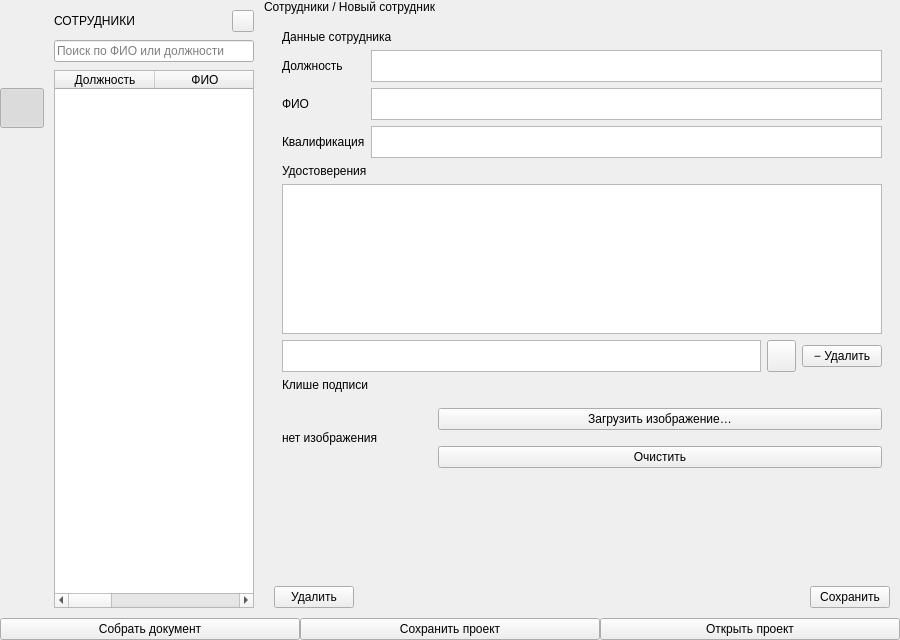
Old version of the form src/ui/designer/constructor_window.ui in the repository bordaregos/Voskresensk_ballons.
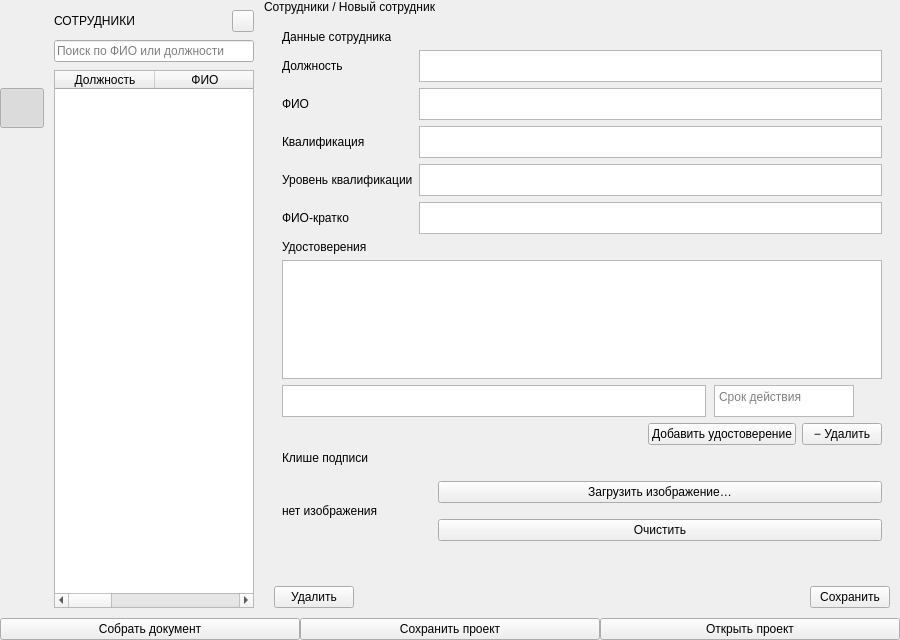
New version of the form. The open tabs and pages were chosen to show the change.

Commit message:
feat: доп. поля сотрудника и переверстка карточки удостоверений
- триггерный чип «Сотрудник N» в реквизитах красится в серый и не
  копируется по клику, когда к нему привязаны данные сотрудника
- в карточке сотрудника: поля «Уровень квалификации», «ФИО-кратко»
  (просмотр), у каждого удостоверения — свой срок действия
- список удостоверений: размер полей и выравнивание как у строки
  ввода, без рамки, с зазором; кнопка «+» заменена на кликабельную
  надпись «Добавить удостоверение».

Diff of the .ui file:
```diff
--- a/src/ui/designer/constructor_window.ui
+++ b/src/ui/designer/constructor_window.ui
@@ -705,6 +705,35 @@
                       <property name="maximumSize"><size><width>16777215</width><height>32</height></size></property>
                      </widget>
                     </item>
+                    <!-- Уровень квалификации — отдельное поле от
+                         "Квалификация" выше (пользователь явно попросил не
+                         переиспользовать существующее, см. Employee.
+                         qualification_level). Тот же принцип hasattr в
+                         EmployeesTabController, только в constructor_window.ui. -->
+                    <item row="3" column="0">
+                     <widget class="QLabel" name="label_employee_qualification_level"><property name="text"><string>Уровень квалификации</string></property></widget>
+                    </item>
+                    <item row="3" column="1">
+                     <widget class="QPlainTextEdit" name="employee_qualification_level">
+                      <property name="minimumSize"><size><width>0</width><height>32</height></size></property>
+                      <property name="maximumSize"><size><width>16777215</width><height>32</height></size></property>
+                     </widget>
+                    </item>
+                    <!-- ФИО-кратко — только просмотр, живой пересчёт
+                         fio_short() от employee_fio (см. employees_tab.py,
+                         EmployeesTabController._update_fio_short_preview()),
+                         readOnly выставляется в коде (там же). Пользователь
+                         явно попросил именно так, без отдельного
+                         редактируемого поля/оверрайда. -->
+                    <item row="4" column="0">
+                     <widget class="QLabel" name="label_employee_fio_short"><property name="text"><string>ФИО-кратко</string></property></widget>
+                    </item>
+                    <item row="4" column="1">
+                     <widget class="QPlainTextEdit" name="employee_fio_short_preview">
+                      <property name="minimumSize"><size><width>0</width><height>32</height></size></property>
+                      <property name="maximumSize"><size><width>16777215</width><height>32</height></size></property>
+                     </widget>
+                    </item>
                    </layout>
                   </item>
                   <item>
@@ -729,28 +758,96 @@
                    </widget>
                   </item>
                   <item>
-                   <layout class="QHBoxLayout" name="employee_certificate_input_layout">
+                   <layout class="QVBoxLayout" name="employee_certificate_input_layout">
+                    <property name="spacing"><number>6</number></property>
                     <item>
-                     <!-- 32, не 27, см. employee_position/employee_fio
-                          выше (обрезка нижних выносных элементов шрифта). -->
-                     <widget class="QPlainTextEdit" name="employee_certificate_input">
-                      <property name="minimumSize"><size><width>0</width><height>32</height></size></property>
-                      <property name="maximumSize"><size><width>16777215</width><height>32</height></size></property>
-                     </widget>
+                     <!-- Margins/spacing зафиксированы явно (а не оставлены
+                          на дефолт вложенного layout'а) — должны буква в
+                          букву совпадать с layout'ом строки уже добавленной
+                          записи (certRow в _wrap_certificate_item(),
+                          employees_tab.py), иначе поля ввода и готовые
+                          записи визуально расходятся по размеру (просил
+                          пользователь свести один к одному). -->
+                     <layout class="QHBoxLayout" name="employee_certificate_input_row">
+                      <property name="leftMargin"><number>0</number></property>
+                      <property name="topMargin"><number>0</number></property>
+                      <property name="rightMargin"><number>0</number></property>
+                      <property name="bottomMargin"><number>0</number></property>
+                      <property name="spacing"><number>8</number></property>
+                      <item>
+                       <!-- 32, не 27, см. employee_position/employee_fio
+                            выше (обрезка нижних выносных элементов шрифта). -->
+                       <widget class="QPlainTextEdit" name="employee_certificate_input">
+                        <property name="minimumSize"><size><width>0</width><height>32</height></size></property>
+                        <property name="maximumSize"><size><width>16777215</width><height>32</height></size></property>
+                       </widget>
+                      </item>
+                      <!-- Срок действия добавляемого удостоверения — своя
+                           запись у каждого удостоверения (Certificate.expires,
+                           см. src/models/employee.py), а не одна на
+                           сотрудника. Свободный текст, а не QDateEdit
+                           (пользователь явно попросил после того, как
+                           календарь-пикер увидел на реальном макете —
+                           удостоверения и так вводятся одной строкой
+                           произвольного текста, дата внутри неё уже
+                           встречается как часть этого текста). Только в
+                           constructor_window.ui, тот же hasattr-принцип, что
+                           и у employee_qualification. -->
+                      <item>
+                       <widget class="QPlainTextEdit" name="employee_certificate_expires">
+                        <property name="minimumSize"><size><width>140</width><height>32</height></size></property>
+                        <property name="maximumSize"><size><width>140</width><height>32</height></size></property>
+                        <property name="placeholderText"><string>Срок действия</string></property>
+                        <property name="toolTip"><string>Срок действия удостоверения (необязательно)</string></property>
+                       </widget>
+                      </item>
+                      <!-- Невидимый "хвост" шириной ровно с крестик удаления
+                           готовой строки (20px, см. certRowRemoveBtn в
+                           _wrap_certificate_item(), employees_tab.py) — сам
+                           разделяющий spacing (8px) уже даёт общий
+                           layout.spacing() этого QHBoxLayout, как и перед
+                           certRowRemoveBtn там, повторно добавлять не нужно.
+                           Без этого спейсера employee_certificate_input
+                           растягивался на лишние 20px (у строки ввода нет
+                           крестика, отнимающего место), из-за чего срок
+                           действия в строке ввода съезжал правее, чем в уже
+                           добавленных записях (пользователь явно указал на
+                           это расхождение). -->
+                      <item>
+                       <widget class="QWidget" name="employeeCertificateInputTrailingSpacer">
+                        <property name="minimumSize"><size><width>20</width><height>0</height></size></property>
+                        <property name="maximumSize"><size><width>20</width><height>16777215</height></size></property>
+                       </widget>
+                      </item>
+                     </layout>
                     </item>
-                    <!-- Текст задаётся в Designer как fallback, иконка
-                         "plus" (квадратная кнопка, см. docs/design/
-                         сотрудники_конструктор.html #certInput + .btn-square)
-                         выставляется поверх в main_window.py, как и у
-                         pushButt_newEmployee. -->
-                    <item><widget class="QPushButton" name="pushButt_addCertificate"><property name="maximumSize"><size><width>29</width><height>32</height></size></property><property name="text"><string></string></property><property name="toolTip"><string>Добавить удостоверение</string></property></widget></item>
-                    <!-- Скрывается в конструкторе (ConstructorEmployeesTabController.
-                         __init__): в мокапе удаление построчное (крестик у
-                         каждой записи), отдельной кнопки нет. Виджет не
-                         удалён из .ui, т.к. EmployeesTabController.__init__
-                         (базовый, общий с трубопроводом) безусловно
-                         коннектит pushButt_removeCertificate.clicked. -->
-                    <item><widget class="QPushButton" name="pushButt_removeCertificate"><property name="text"><string>− Удалить</string></property></widget></item>
+                    <item>
+                     <layout class="QHBoxLayout" name="employee_certificate_add_row">
+                      <item>
+                       <spacer name="employeeCertificateAddSpacer">
+                        <property name="orientation"><enum>Qt::Orientation::Horizontal</enum></property>
+                        <property name="sizeHint" stdset="0"><size><width>20</width><height>20</height></size></property>
+                       </spacer>
+                      </item>
+                      <!-- Кликабельная надпись вместо квадратной кнопки со
+                           знаком "+" (пользователь явно попросил) —
+                           тот же pushButt_addCertificate, просто
+                           переодетый в плоский текст-ссылку (см. main_window.py:
+                           QWidget#employeesMainArea QPushButton#pushButt_addCertificate).
+                           Виджет не переименован и не удалён из .ui —
+                           EmployeesTabController.__init__ (базовый, общий с
+                           трубопроводом) безусловно коннектит его clicked,
+                           переименование сломало бы pipeline_window.ui. -->
+                      <item><widget class="QPushButton" name="pushButt_addCertificate"><property name="text"><string>Добавить удостоверение</string></property><property name="toolTip"><string>Добавить удостоверение</string></property></widget></item>
+                      <!-- Скрывается в конструкторе (ConstructorEmployeesTabController.
+                           __init__): в мокапе удаление построчное (крестик у
+                           каждой записи), отдельной кнопки нет. Виджет не
+                           удалён из .ui, т.к. EmployeesTabController.__init__
+                           (базовый, общий с трубопроводом) безусловно
+                           коннектит pushButt_removeCertificate.clicked. -->
+                      <item><widget class="QPushButton" name="pushButt_removeCertificate"><property name="text"><string>− Удалить</string></property></widget></item>
+                     </layout>
+                    </item>
                    </layout>
                   </item>
                   <item>
```
The commit also changes 5 other files.
